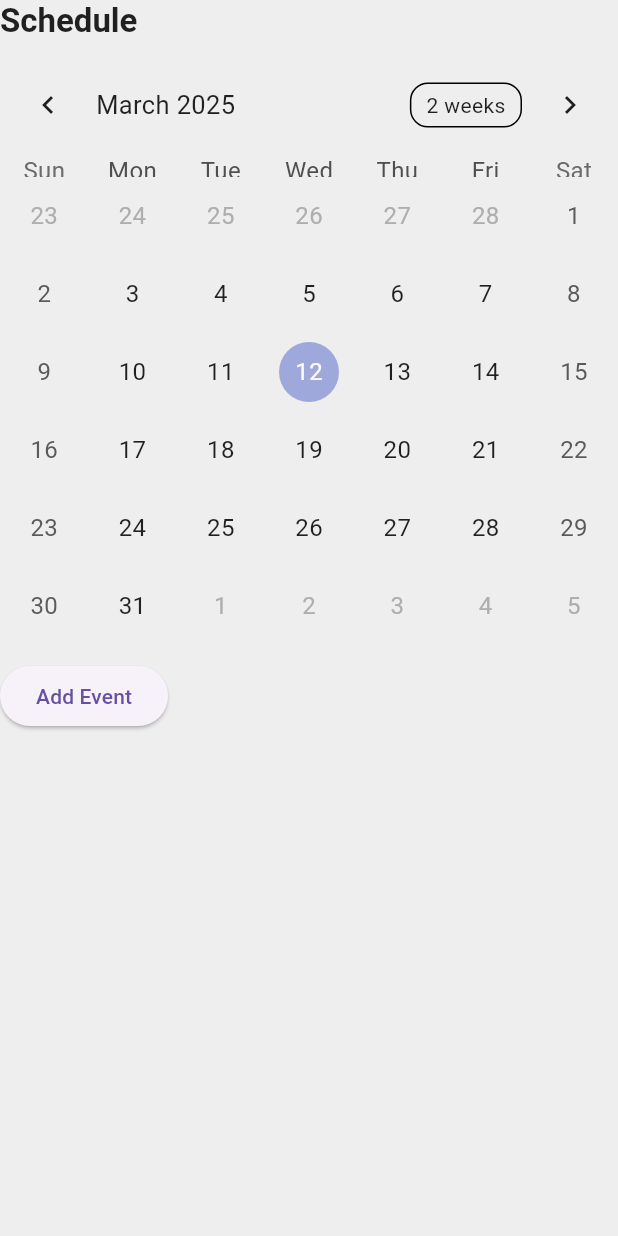
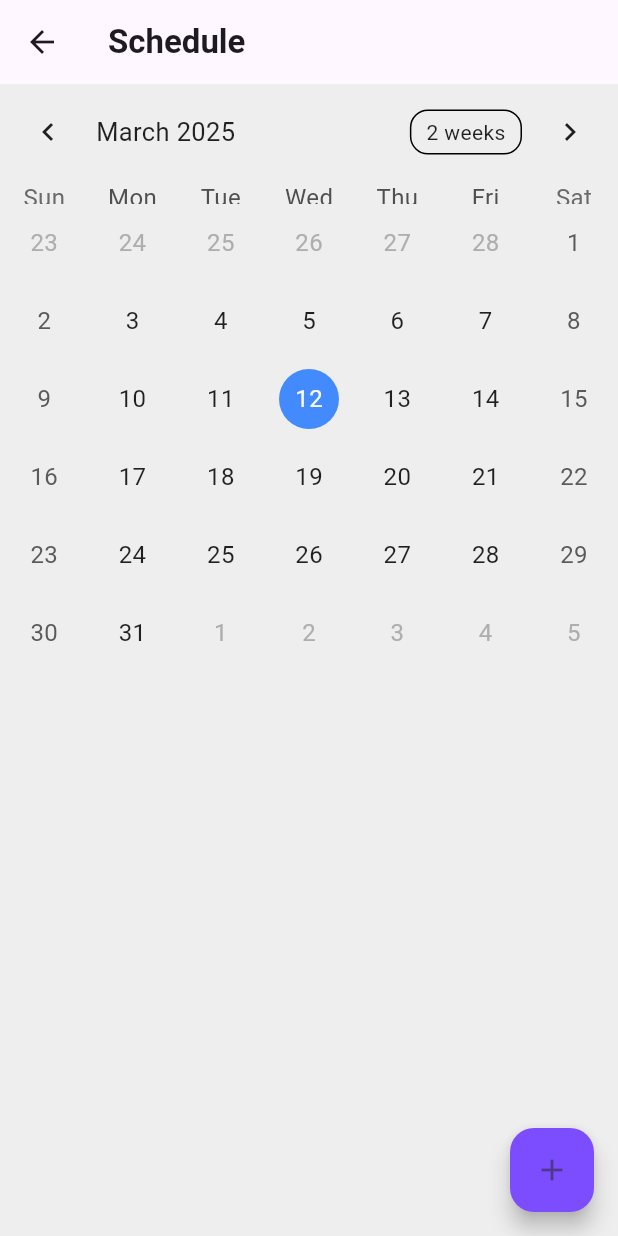
Before and after one commit to emnggprw/teamsync, a Flutter app: the ScheduleScreen screen opened directly, on a phone screen of 412 x 824 dp. Run offline on Flutter 3.47's test engine with Material 3 defaults, Android fonts, the phone set to English and light mode, and no system bars; drawn by our look-alikes of table_calendar.

Commit message:
Improved add event UI

```diff
--- a/lib/screens/schedule_screen.dart
+++ b/lib/screens/schedule_screen.dart
@@ -24,13 +24,46 @@ class _ScheduleScreenState extends State<ScheduleScreen> {
     setState(() {});
   }
 
+  void _showAddEventDialog() {
+    String newEvent = '';
+    showModalBottomSheet(
+      context: context,
+      shape: RoundedRectangleBorder(
+        borderRadius: BorderRadius.vertical(top: Radius.circular(20)),
+      ),
+      builder: (context) => Padding(
+        padding: const EdgeInsets.all(16.0),
+        child: Column(
+          mainAxisSize: MainAxisSize.min,
+          children: [
+            Text('Add Event', style: TextStyle(fontSize: 18, fontWeight: FontWeight.bold)),
+            TextField(
+              decoration: InputDecoration(labelText: 'Event Title'),
+              onChanged: (value) => newEvent = value,
+            ),
+            SizedBox(height: 10),
+            ElevatedButton(
+              onPressed: () {
+                if (newEvent.isNotEmpty && _selectedDay != null) {
+                  _addEvent(_selectedDay!, newEvent);
+                  Navigator.pop(context);
+                }
+              },
+              child: Text('Save Event'),
+            ),
+          ],
+        ),
+      ),
+    );
+  }
+
   @override
   Widget build(BuildContext context) {
-    return Column(
+    return Scaffold(
+      appBar: AppBar(title: Text('Schedule')),
+      body: Column(
         crossAxisAlignment: CrossAxisAlignment.start,
         children: [
-        Text('Schedule', style: Theme.of(context).textTheme.titleLarge),
-        SizedBox(height: 10),
           TableCalendar(
             firstDay: DateTime.utc(2020, 1, 1),
             lastDay: DateTime.utc(2030, 12, 31),
@@ -42,25 +75,46 @@ class _ScheduleScreenState extends State<ScheduleScreen> {
                 _focusedDay = focusedDay;
               });
             },
+            calendarStyle: CalendarStyle(
+              todayDecoration: BoxDecoration(
+                color: Colors.blueAccent,
+                shape: BoxShape.circle,
+              ),
+              selectedDecoration: BoxDecoration(
+                color: Colors.deepPurpleAccent,
+                shape: BoxShape.circle,
+              ),
+              markerDecoration: BoxDecoration(
+                color: Colors.orangeAccent,
+                shape: BoxShape.circle,
+              ),
+            ),
             eventLoader: _getEventsForDay,
           ),
           SizedBox(height: 10),
-        ElevatedButton(
-          onPressed: () {
-            if (_selectedDay != null) {
-              _addEvent(_selectedDay!, 'New Event at ${_selectedDay!.toLocal()}');
-            }
-          },
-          child: Text('Add Event'),
-        ),
           Expanded(
             child: ListView(
+              padding: EdgeInsets.all(8),
               children: _getEventsForDay(_selectedDay ?? _focusedDay)
-                .map((event) => ListTile(title: Text(event)))
+                  .map((event) => Card(
+                shape: RoundedRectangleBorder(borderRadius: BorderRadius.circular(12)),
+                elevation: 2,
+                child: ListTile(
+                  title: Text(event),
+                  trailing: Icon(Icons.edit),
+                  onTap: _showAddEventDialog,
+                ),
+              ))
                   .toList(),
             ),
           ),
         ],
+      ),
+      floatingActionButton: FloatingActionButton(
+        onPressed: _showAddEventDialog,
+        child: Icon(Icons.add),
+        backgroundColor: Colors.deepPurpleAccent,
+      ),
     );
   }
 }
```
Lines whose indentation alone changed are shown as unchanged.
